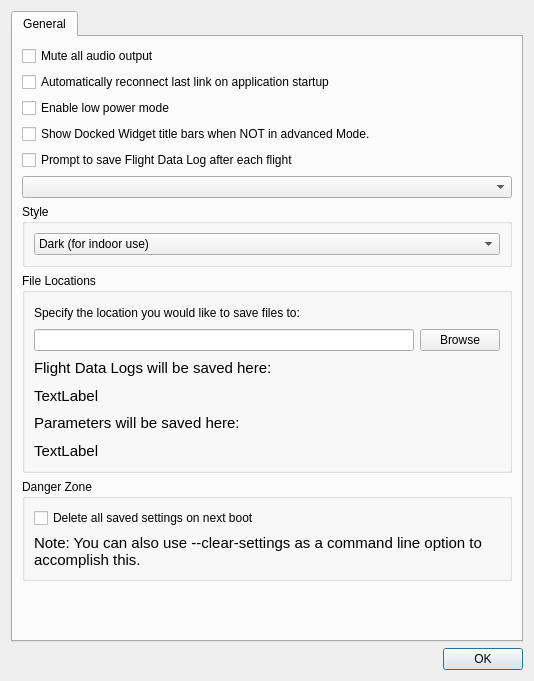
mavlink/qgroundcontrol, file src/ui/SettingsDialog.ui: the form before one commit.
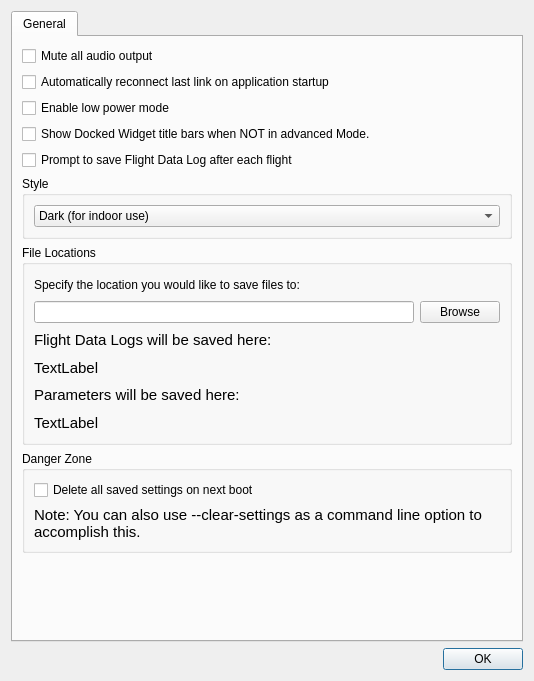
The form after the commit. Icons and pictures are not drawn.

```diff
--- a/src/ui/SettingsDialog.ui
+++ b/src/ui/SettingsDialog.ui
@@ -79,9 +79,6 @@
                                     </property>
                                 </widget>
                             </item>
-                            <item>
-                                <widget class="QComboBox" name="customModeComboBox"/>
-                            </item>
                             <item>
                                 <widget class="QGroupBox" name="groupBox">
                                     <property name="title">
```
Lines whose indentation alone changed are shown as unchanged.
